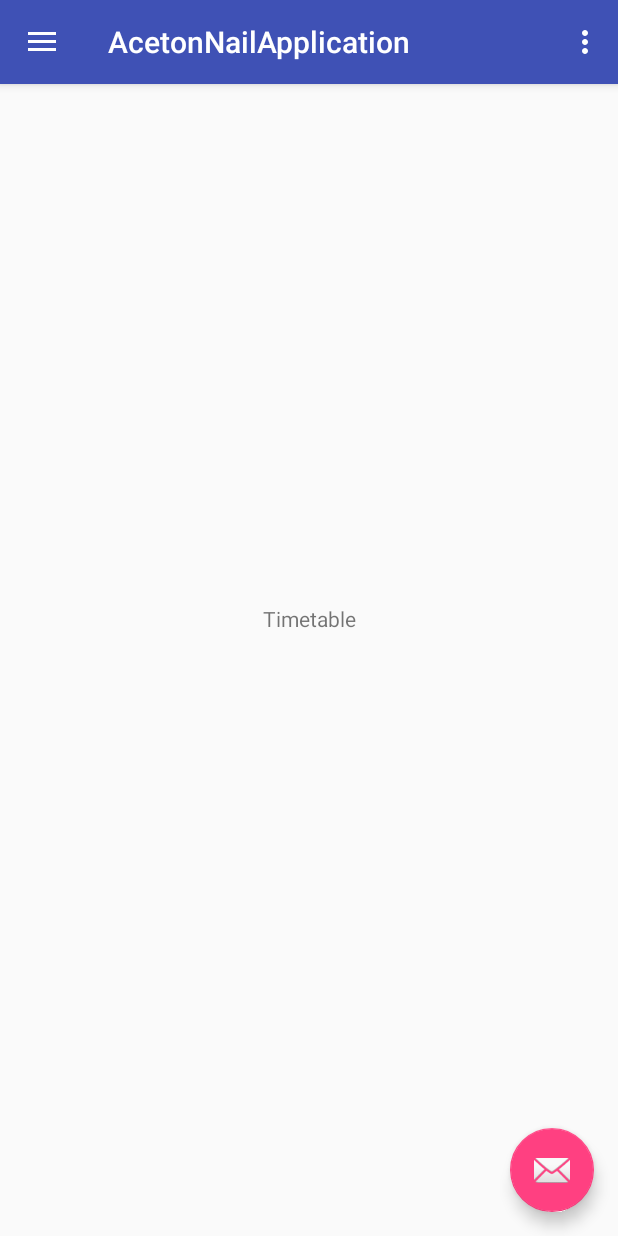
After one commit to zore3xAD/AcetonNailApplication, an Android app: the fragment TimetableListFragment placed in its activity, on a phone screen of 412 x 824 dp. The commit adds this screen. Run offline under Robolectric (Android 15) with nearby library versions, the phone set to English and light mode, and no system bars.

Commit message:
Create timetable fragment

```diff
--- a/app/src/main/java/com/android/zore3x/acetonnailapplication/MainActivity.java
+++ b/app/src/main/java/com/android/zore3x/acetonnailapplication/MainActivity.java
@@ -18,6 +18,7 @@ import android.view.MenuItem;
 
 import com.android.zore3x.acetonnailapplication.clients.ClientsListFragment;
 import com.android.zore3x.acetonnailapplication.masters.MastersListFragment;
+import com.android.zore3x.acetonnailapplication.timetable.TimetableListFragment;
 
 public class MainActivity extends AppCompatActivity
         implements NavigationView.OnNavigationItemSelectedListener {
@@ -99,6 +100,7 @@ public class MainActivity extends AppCompatActivity
                 break;
             case R.id.nav_timetable:
                 Log.i(TAG, "Timetable tab");
+                fillMainContent(TimetableListFragment.newInstance());
                 break;
         }
 
--- /dev/null
+++ b/app/src/main/java/com/android/zore3x/acetonnailapplication/timetable/TimetableListFragment.java
@@ -0,0 +1,38 @@
+package com.android.zore3x.acetonnailapplication.timetable;
+
+import android.os.Bundle;
+import android.support.annotation.Nullable;
+import android.support.v4.app.Fragment;
+import android.util.Log;
+import android.view.LayoutInflater;
+import android.view.View;
+import android.view.ViewGroup;
+
+import com.android.zore3x.acetonnailapplication.R;
+
+/**
+ * Created by DobrogorskiyAA on 27.11.2017.
+ */
+
+public class TimetableListFragment extends Fragment {
+
+    public static final String TAG = "TimetableListFragment";
+
+    public static TimetableListFragment newInstance() {
+
+        Bundle args = new Bundle();
+
+        TimetableListFragment fragment = new TimetableListFragment();
+        fragment.setArguments(args);
+        return fragment;
+    }
+
+    @Nullable
+    @Override
+    public View onCreateView(LayoutInflater inflater, @Nullable ViewGroup container, @Nullable Bundle savedInstanceState) {
+        Log.i(TAG, "Create timetable fragment");
+        View v = inflater.inflate(R.layout.fragment_timetable_list, container, false);
+
+        return v;
+    }
+}
--- /dev/null
+++ b/app/src/main/res/layout/fragment_timetable_list.xml
@@ -0,0 +1,22 @@
+<?xml version="1.0" encoding="utf-8"?>
+<android.support.constraint.ConstraintLayout xmlns:android="http://schemas.android.com/apk/res/android"
+                                             xmlns:app="http://schemas.android.com/apk/res-auto"
+                                             xmlns:tools="http://schemas.android.com/tools"
+                                             android:orientation="vertical"
+                                             android:layout_width="match_parent"
+                                             android:layout_height="match_parent">
+
+    <TextView
+        android:id="@+id/textView4"
+        android:layout_width="wrap_content"
+        android:layout_height="wrap_content"
+        android:layout_marginBottom="8dp"
+        android:layout_marginLeft="8dp"
+        android:layout_marginRight="8dp"
+        android:layout_marginTop="8dp"
+        android:text="Timetable"
+        app:layout_constraintBottom_toBottomOf="parent"
+        app:layout_constraintLeft_toLeftOf="parent"
+        app:layout_constraintRight_toRightOf="parent"
+        app:layout_constraintTop_toTopOf="parent"/>
+</android.support.constraint.ConstraintLayout>
```
